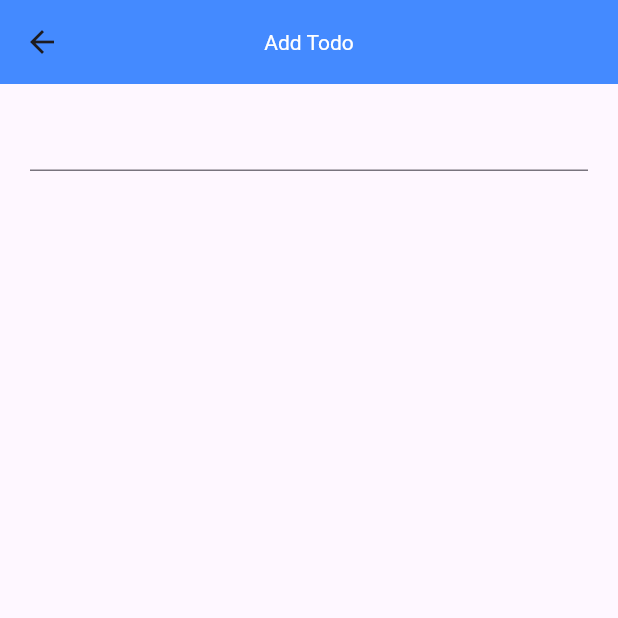
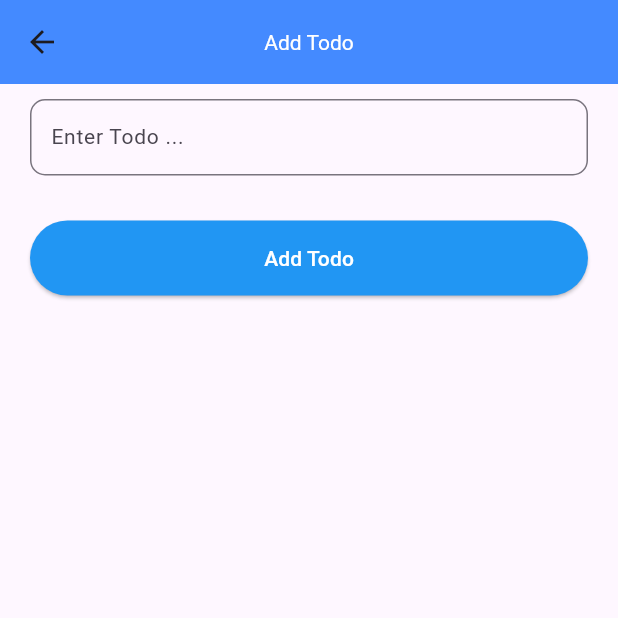
Before and after one commit to FashMuyhee/flutter_bloc_playground, a Flutter app: the AddTodoPage screen opened by its route, on a phone screen of 412 x 824 dp, the top half of it. Run offline on Flutter 3.47's test engine with Material 3 defaults, Android fonts, the phone set to English and light mode, and no system bars; our stand-ins replace flutter_bloc.

Commit message:
add todo input ui screens done

```diff
--- a/lib/pages/todo/add_todo_page.dart
+++ b/lib/pages/todo/add_todo_page.dart
@@ -8,6 +8,8 @@ class AddTodoPage extends StatefulWidget {
 }
 
 class _AddTodoPageState extends State<AddTodoPage> {
+  final titleController = TextEditingController();
+
   @override
   Widget build(BuildContext context) {
     return Scaffold(
@@ -17,10 +19,42 @@ class _AddTodoPageState extends State<AddTodoPage> {
         centerTitle: true,
         backgroundColor: Colors.blueAccent,
       ),
-      body: const Padding(
-        padding: EdgeInsets.symmetric(horizontal: 20, vertical: 10),
+      body: Padding(
+        padding: const EdgeInsets.symmetric(horizontal: 20, vertical: 10),
         child: Column(
-          children: [TextField()],
+          children: [
+            TextField(
+              style: const TextStyle(fontSize: 14),
+              controller: titleController,
+              decoration: const InputDecoration(
+                contentPadding:
+                    EdgeInsets.symmetric(vertical: 15, horizontal: 10),
+                hintText: 'Enter Todo ...',
+                border: OutlineInputBorder(
+                  borderRadius: BorderRadius.all(Radius.circular(10)),
+                ),
+                focusedBorder: OutlineInputBorder(
+                  borderRadius: BorderRadius.all(Radius.circular(10)),
+                  borderSide: BorderSide(
+                    color: Colors.blue,
+                  ),
+                ),
+              ),
+            ),
+            Container(
+              margin: const EdgeInsets.only(top: 30),
+              child: ElevatedButton(
+                onPressed: () {},
+                style: ElevatedButton.styleFrom(
+                    minimumSize: const Size(double.infinity, 50), //////// HERE
+                    backgroundColor: Colors.blue[500]),
+                child: const Text(
+                  'Add Todo',
+                  style: TextStyle(color: Colors.white),
+                ),
+              ),
+            )
+          ],
         ),
       ),
     );
```
